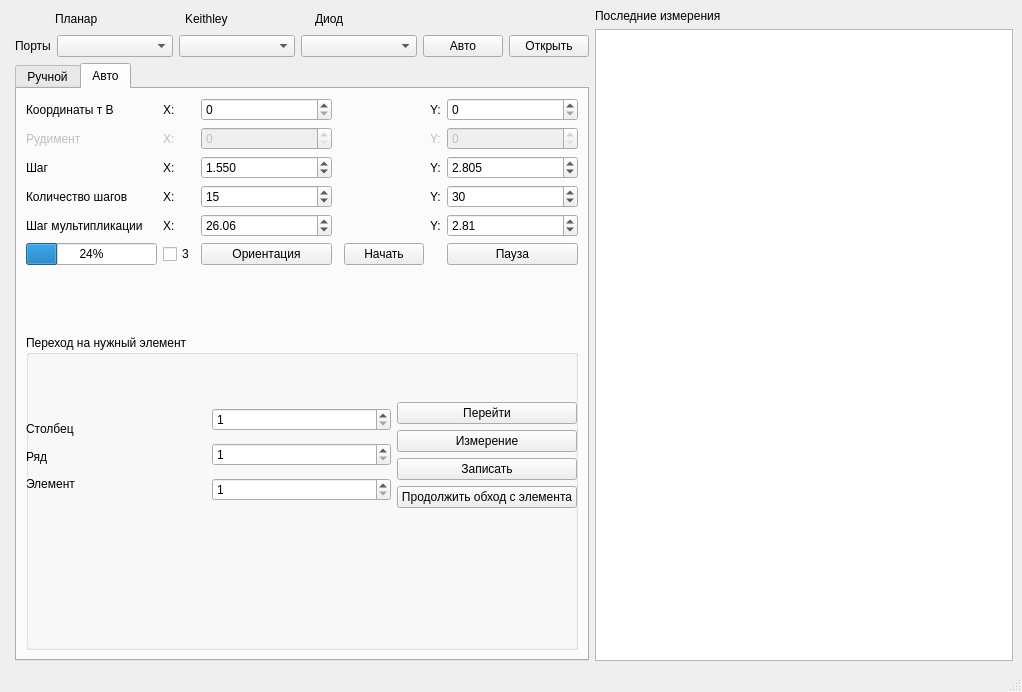
The window that mainwindow.ui (NatiBampo/ZondCOM) describes before a commit, drawn with Qt 5.
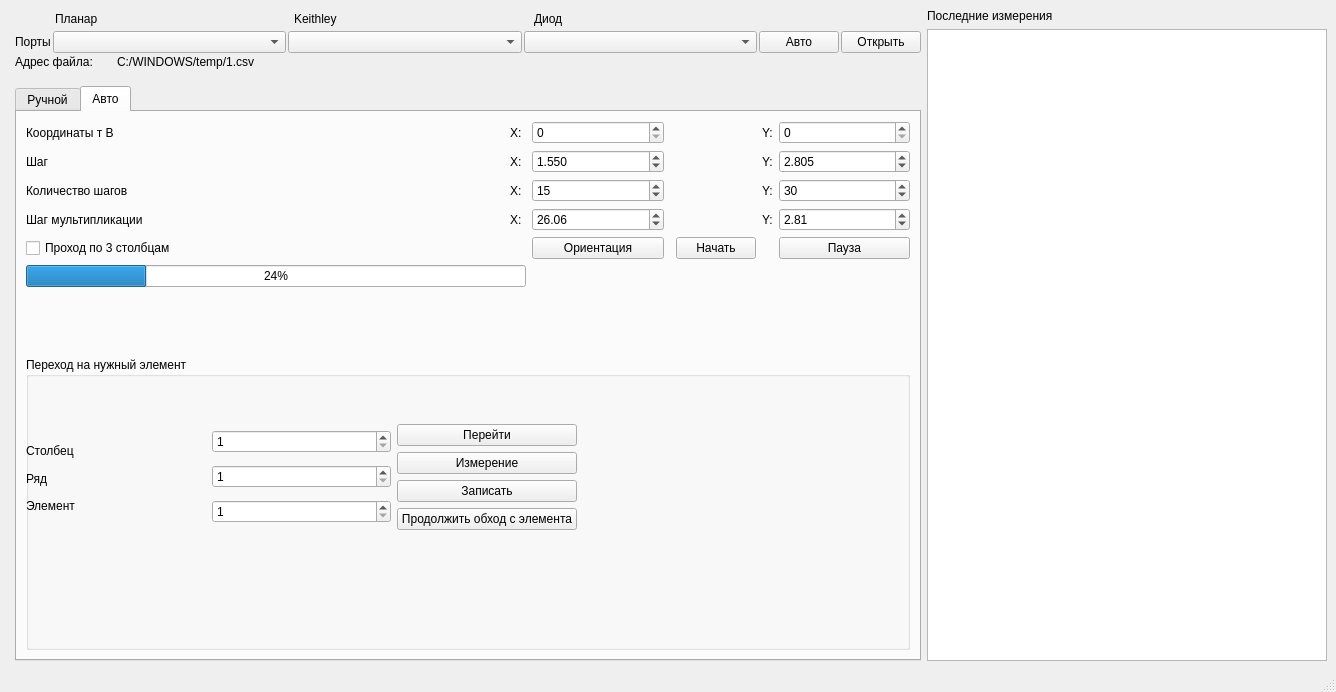
The same window after the commit.

Commit message: UI added addres /deleted A spinbars.

The edit to the form file:
```diff
--- a/mainwindow.ui
+++ b/mainwindow.ui
@@ -217,273 +217,60 @@
           <string>Авто</string>
          </attribute>
          <layout class="QGridLayout" name="gridLayout_6">
-          <item row="0" column="2">
-           <widget class="QSpinBox" name="AXspinBox">
-            <property name="sizePolicy">
-             <sizepolicy hsizetype="Expanding" vsizetype="Fixed">
-              <horstretch>0</horstretch>
-              <verstretch>0</verstretch>
-             </sizepolicy>
-            </property>
-            <property name="minimum">
-             <number>0</number>
-            </property>
-            <property name="maximum">
-             <number>400000</number>
-            </property>
-           </widget>
-          </item>
-          <item row="3" column="5">
-           <widget class="QLabel" name="label_15">
-            <property name="maximumSize">
-             <size>
-              <width>16</width>
-              <height>16777215</height>
-             </size>
-            </property>
-            <property name="text">
-             <string>Y:</string>
-            </property>
-           </widget>
-          </item>
-          <item row="0" column="0">
-           <widget class="QLabel" name="label_4">
-            <property name="text">
-             <string>Координаты т В</string>
-            </property>
-           </widget>
-          </item>
-          <item row="0" column="1">
-           <widget class="QLabel" name="label_5">
-            <property name="text">
-             <string>X:</string>
-            </property>
-           </widget>
-          </item>
-          <item row="4" column="0">
-           <widget class="QLabel" name="label_21">
-            <property name="text">
-             <string>Шаг мультипликации</string>
-            </property>
-           </widget>
-          </item>
-          <item row="2" column="1">
+          <item row="1" column="1">
            <widget class="QLabel" name="label_8">
+            <property name="minimumSize">
+             <size>
+              <width>10</width>
+              <height>10</height>
+             </size>
+            </property>
+            <property name="maximumSize">
+             <size>
+              <width>16</width>
+              <height>16777215</height>
+             </size>
+            </property>
             <property name="text">
              <string>X:</string>
             </property>
            </widget>
           </item>
-          <item row="1" column="0">
-           <widget class="QLabel" name="label_6">
-            <property name="enabled">
-             <bool>false</bool>
-            </property>
-            <property name="text">
-             <string>Рудимент</string>
-            </property>
-           </widget>
-          </item>
-          <item row="6" column="0">
-           <spacer name="verticalSpacer">
-            <property name="orientation">
-             <enum>Qt::Vertical</enum>
-            </property>
-            <property name="sizeType">
-             <enum>QSizePolicy::Fixed</enum>
-            </property>
-            <property name="sizeHint" stdset="0">
-             <size>
-              <width>20</width>
-              <height>64</height>
-             </size>
-            </property>
-           </spacer>
-          </item>
-          <item row="5" column="6">
-           <widget class="QPushButton" name="pauseButton">
-            <property name="enabled">
-             <bool>true</bool>
-            </property>
-            <property name="text">
-             <string>Пауза</string>
-            </property>
-            <property name="checkable">
-             <bool>true</bool>
-            </property>
-            <property name="flat">
-             <bool>false</bool>
-            </property>
-           </widget>
-          </item>
-          <item row="3" column="6">
-           <widget class="QSpinBox" name="numYspinBox">
-            <property name="maximum">
-             <number>100</number>
-            </property>
-            <property name="value">
-             <number>30</number>
-            </property>
-           </widget>
-          </item>
-          <item row="4" column="5">
-           <widget class="QLabel" name="label_23">
-            <property name="maximumSize">
-             <size>
-              <width>16</width>
-              <height>16777215</height>
-             </size>
-            </property>
-            <property name="text">
-             <string>Y:</string>
-            </property>
-           </widget>
-          </item>
-          <item row="1" column="5">
-           <widget class="QLabel" name="label_13">
-            <property name="enabled">
-             <bool>false</bool>
-            </property>
-            <property name="maximumSize">
-             <size>
-              <width>16</width>
-              <height>16777215</height>
-             </size>
-            </property>
-            <property name="text">
-             <string>Y:</string>
-            </property>
-           </widget>
-          </item>
-          <item row="4" column="2">
+          <item row="3" column="2">
            <widget class="QDoubleSpinBox" name="stepColSpinBox">
             <property name="value">
              <double>26.059999999999999</double>
             </property>
            </widget>
           </item>
-          <item row="2" column="2">
-           <widget class="QDoubleSpinBox" name="stepXspinBox">
-            <property name="decimals">
-             <number>3</number>
+          <item row="1" column="5">
+           <widget class="QLabel" name="label_14">
+            <property name="maximumSize">
+             <size>
+              <width>16</width>
+              <height>16777215</height>
+             </size>
             </property>
-            <property name="value">
-             <double>1.550000000000000</double>
-            </property>
-           </widget>
-          </item>
-          <item row="4" column="1">
-           <widget class="QLabel" name="label_22">
             <property name="text">
-             <string>X:</string>
-            </property>
-           </widget>
-          </item>
-          <item row="5" column="4">
-           <widget class="QPushButton" name="scanPushButton">
-            <property name="text">
-             <string>Начать</string>
-            </property>
-            <property name="checkable">
-             <bool>true</bool>
-            </property>
-           </widget>
-          </item>
-          <item row="5" column="2">
-           <widget class="QPushButton" name="orientationButton">
-            <property name="enabled">
-             <bool>true</bool>
-            </property>
-            <property name="text">
-             <string>Ориентация</string>
-            </property>
-            <property name="default">
-             <bool>false</bool>
-            </property>
-            <property name="flat">
-             <bool>false</bool>
+             <string>Y:</string>
             </property>
            </widget>
           </item>
           <item row="2" column="0">
-           <widget class="QLabel" name="label_10">
-            <property name="text">
-             <string>Шаг</string>
-            </property>
-           </widget>
-          </item>
-          <item row="3" column="0">
            <widget class="QLabel" name="label_11">
             <property name="text">
              <string>Количество шагов</string>
             </property>
            </widget>
           </item>
-          <item row="2" column="6">
-           <widget class="QDoubleSpinBox" name="stepYspinBox">
-            <property name="decimals">
-             <number>3</number>
-            </property>
-            <property name="value">
-             <double>2.805000000000000</double>
-            </property>
-           </widget>
-          </item>
-          <item row="1" column="1">
-           <widget class="QLabel" name="label_7">
-            <property name="enabled">
-             <bool>false</bool>
-            </property>
-            <property name="text">
-             <string>X:</string>
-            </property>
-           </widget>
-          </item>
-          <item row="1" column="6">
-           <widget class="QSpinBox" name="BYspinBox">
-            <property name="enabled">
-             <bool>false</bool>
-            </property>
-            <property name="minimum">
-             <number>0</number>
-            </property>
-            <property name="maximum">
-             <number>400000</number>
-            </property>
-           </widget>
-          </item>
-          <item row="2" column="5">
-           <widget class="QLabel" name="label_14">
-            <property name="maximumSize">
-             <size>
-              <width>16</width>
-              <height>16777215</height>
-             </size>
-            </property>
-            <property name="text">
-             <string>Y:</string>
-            </property>
-           </widget>
-          </item>
-          <item row="3" column="1">
+          <item row="2" column="1">
            <widget class="QLabel" name="label_9">
-            <property name="text">
-             <string>X:</string>
+            <property name="minimumSize">
+             <size>
+              <width>10</width>
+              <height>10</height>
+             </size>
             </property>
-           </widget>
-          </item>
-          <item row="3" column="2">
-           <widget class="QSpinBox" name="numXspinBox">
-            <property name="maximum">
-             <number>100</number>
-            </property>
-            <property name="value">
-             <number>15</number>
-            </property>
-           </widget>
-          </item>
-          <item row="0" column="5">
-           <widget class="QLabel" name="label_12">
             <property name="maximumSize">
              <size>
               <width>16</width>
@@ -491,30 +278,7 @@
              </size>
             </property>
             <property name="text">
-             <string>Y:</string>
-            </property>
-           </widget>
-          </item>
-          <item row="0" column="6">
-           <widget class="QSpinBox" name="AYspinBox">
-            <property name="sizePolicy">
-             <sizepolicy hsizetype="Expanding" vsizetype="Fixed">
-              <horstretch>0</horstretch>
-              <verstretch>0</verstretch>
-             </sizepolicy>
-            </property>
-            <property name="minimum">
-             <number>0</number>
-            </property>
-            <property name="maximum">
-             <number>400000</number>
-            </property>
-           </widget>
-          </item>
-          <item row="4" column="6">
-           <widget class="QDoubleSpinBox" name="stepRowSpinBox">
-            <property name="value">
-             <double>2.810000000000000</double>
+             <string>X:</string>
             </property>
            </widget>
           </item>
@@ -688,10 +452,213 @@
             </item>
            </layout>
           </item>
+          <item row="1" column="6">
+           <widget class="QDoubleSpinBox" name="stepYspinBox">
+            <property name="decimals">
+             <number>3</number>
+            </property>
+            <property name="value">
+             <double>2.805000000000000</double>
+            </property>
+           </widget>
+          </item>
+          <item row="4" column="2">
+           <widget class="QPushButton" name="orientationButton">
+            <property name="enabled">
+             <bool>true</bool>
+            </property>
+            <property name="text">
+             <string>Ориентация</string>
+            </property>
+            <property name="default">
+             <bool>false</bool>
+            </property>
+            <property name="flat">
+             <bool>false</bool>
+            </property>
+           </widget>
+          </item>
+          <item row="0" column="5">
+           <widget class="QLabel" name="label_12">
+            <property name="maximumSize">
+             <size>
+              <width>16</width>
+              <height>16777215</height>
+             </size>
+            </property>
+            <property name="text">
+             <string>Y:</string>
+            </property>
+           </widget>
+          </item>
+          <item row="2" column="6">
+           <widget class="QSpinBox" name="numYspinBox">
+            <property name="maximum">
+             <number>100</number>
+            </property>
+            <property name="value">
+             <number>30</number>
+            </property>
+           </widget>
+          </item>
+          <item row="3" column="6">
+           <widget class="QDoubleSpinBox" name="stepRowSpinBox">
+            <property name="value">
+             <double>2.810000000000000</double>
+            </property>
+           </widget>
+          </item>
+          <item row="0" column="6">
+           <widget class="QSpinBox" name="AYspinBox">
+            <property name="sizePolicy">
+             <sizepolicy hsizetype="Expanding" vsizetype="Fixed">
+              <horstretch>0</horstretch>
+              <verstretch>0</verstretch>
+             </sizepolicy>
+            </property>
+            <property name="minimum">
+             <number>0</number>
+            </property>
+            <property name="maximum">
+             <number>400000</number>
+            </property>
+           </widget>
+          </item>
+          <item row="3" column="1">
+           <widget class="QLabel" name="label_22">
+            <property name="minimumSize">
+             <size>
+              <width>10</width>
+              <height>10</height>
+             </size>
+            </property>
+            <property name="maximumSize">
+             <size>
+              <width>16</width>
+              <height>16777215</height>
+             </size>
+            </property>
+            <property name="text">
+             <string>X:</string>
+            </property>
+           </widget>
+          </item>
           <item row="1" column="2">
+           <widget class="QDoubleSpinBox" name="stepXspinBox">
+            <property name="decimals">
+             <number>3</number>
+            </property>
+            <property name="value">
+             <double>1.550000000000000</double>
+            </property>
+           </widget>
+          </item>
+          <item row="4" column="6">
+           <widget class="QPushButton" name="pauseButton">
+            <property name="enabled">
+             <bool>true</bool>
+            </property>
+            <property name="text">
+             <string>Пауза</string>
+            </property>
+            <property name="checkable">
+             <bool>true</bool>
+            </property>
+            <property name="flat">
+             <bool>false</bool>
+            </property>
+           </widget>
+          </item>
+          <item row="0" column="0">
+           <widget class="QLabel" name="label_4">
+            <property name="text">
+             <string>Координаты т В</string>
+            </property>
+           </widget>
+          </item>
+          <item row="2" column="5">
+           <widget class="QLabel" name="label_15">
+            <property name="maximumSize">
+             <size>
+              <width>16</width>
+              <height>16777215</height>
+             </size>
+            </property>
+            <property name="text">
+             <string>Y:</string>
+            </property>
+           </widget>
+          </item>
+          <item row="6" column="0">
+           <spacer name="verticalSpacer">
+            <property name="orientation">
+             <enum>Qt::Vertical</enum>
+            </property>
+            <property name="sizeType">
+             <enum>QSizePolicy::Fixed</enum>
+            </property>
+            <property name="sizeHint" stdset="0">
+             <size>
+              <width>20</width>
+              <height>64</height>
+             </size>
+            </property>
+           </spacer>
+          </item>
+          <item row="3" column="5">
+           <widget class="QLabel" name="label_23">
+            <property name="maximumSize">
+             <size>
+              <width>16</width>
+              <height>16777215</height>
+             </size>
+            </property>
+            <property name="text">
+             <string>Y:</string>
+            </property>
+           </widget>
+          </item>
+          <item row="1" column="0">
+           <widget class="QLabel" name="label_10">
+            <property name="text">
+             <string>Шаг</string>
+            </property>
+           </widget>
+          </item>
+          <item row="2" column="2">
+           <widget class="QSpinBox" name="numXspinBox">
+            <property name="maximum">
+             <number>100</number>
+            </property>
+            <property name="value">
+             <number>15</number>
+            </property>
+           </widget>
+          </item>
+          <item row="4" column="4">
+           <widget class="QPushButton" name="scanPushButton">
+            <property name="text">
+             <string>Начать</string>
+            </property>
+            <property name="checkable">
+             <bool>true</bool>
+            </property>
+           </widget>
+          </item>
+          <item row="3" column="0">
+           <widget class="QLabel" name="label_21">
+            <property name="text">
+             <string>Шаг мультипликации</string>
+            </property>
+           </widget>
+          </item>
+          <item row="0" column="2">
            <widget class="QSpinBox" name="BXspinBox">
-            <property name="enabled">
-             <bool>false</bool>
+            <property name="sizePolicy">
+             <sizepolicy hsizetype="Expanding" vsizetype="Fixed">
+              <horstretch>0</horstretch>
+              <verstretch>0</verstretch>
+             </sizepolicy>
             </property>
             <property name="minimum">
              <number>0</number>
@@ -701,20 +668,45 @@
             </property>
            </widget>
           </item>
-          <item row="5" column="0">
+          <item row="0" column="1">
+           <widget class="QLabel" name="label_5">
+            <property name="minimumSize">
+             <size>
+              <width>10</width>
+              <height>10</height>
+             </size>
+            </property>
+            <property name="maximumSize">
+             <size>
+              <width>16</width>
+              <height>16777215</height>
+             </size>
+            </property>
+            <property name="text">
+             <string>X:</string>
+            </property>
+           </widget>
+          </item>
+          <item row="4" column="0">
+           <widget class="QCheckBox" name="checkBox">
+            <property name="text">
+             <string>Проход по 3 столбцам</string>
+            </property>
+           </widget>
+          </item>
+          <item row="5" column="0" colspan="2">
            <widget class="QProgressBar" name="progressBar">
+            <property name="minimumSize">
+             <size>
+              <width>500</width>
+              <height>0</height>
+             </size>
+            </property>
             <property name="value">
              <number>24</number>
             </property>
            </widget>
           </item>
-          <item row="5" column="1">
-           <widget class="QCheckBox" name="checkBox">
-            <property name="text">
-             <string>3</string>
-            </property>
-           </widget>
-          </item>
          </layout>
          <zorder>AXspinBox</zorder>
          <zorder>label_10</zorder>
@@ -751,7 +743,16 @@
        </widget>
       </item>
       <item row="0" column="1">
-       <layout class="QVBoxLayout" name="verticalLayout_3">
+       <layout class="QVBoxLayout" name="verticalLayout_3" stretch="0,0,0">
+        <property name="spacing">
+         <number>2</number>
+        </property>
+        <property name="sizeConstraint">
+         <enum>QLayout::SetMaximumSize</enum>
+        </property>
+        <property name="bottomMargin">
+         <number>11</number>
+        </property>
         <item>
          <layout class="QHBoxLayout" name="horizontalLayout_2">
           <item>
@@ -873,6 +874,36 @@
           </item>
          </layout>
         </item>
+        <item>
+         <layout class="QHBoxLayout" name="horizontalLayout_3">
+          <item>
+           <widget class="QLabel" name="addressHeaderLabel">
+            <property name="maximumSize">
+             <size>
+              <width>100</width>
+              <height>30</height>
+             </size>
+            </property>
+            <property name="autoFillBackground">
+             <bool>true</bool>
+            </property>
+            <property name="text">
+             <string>Адрес файла: </string>
+            </property>
+           </widget>
+          </item>
+          <item>
+           <widget class="QLabel" name="addressLabel">
+            <property name="autoFillBackground">
+             <bool>true</bool>
+            </property>
+            <property name="text">
+             <string>C:/WINDOWS/temp/1.csv</string>
+            </property>
+           </widget>
+          </item>
+         </layout>
+        </item>
        </layout>
       </item>
      </layout>
```
Left out of the diff: 9 changed lines with no effect on the pictures. The commit also changes 1 other file.
